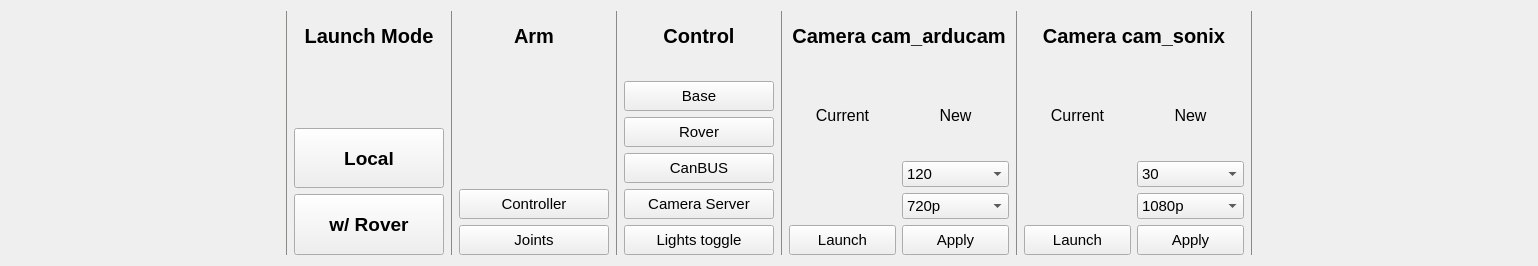
robotique-udes/rover, file rover_launch_control/resource/rover_launch_control.ui: the form before one commit.
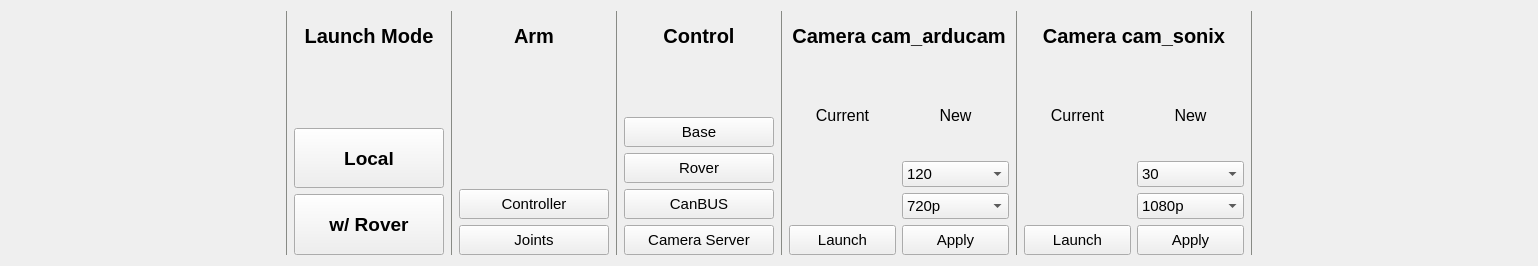
The form after the commit.

Commit message: Created ui for misc rover controls

```diff
--- a/rover_launch_control/resource/rover_launch_control.ui
+++ b/rover_launch_control/resource/rover_launch_control.ui
@@ -652,49 +652,6 @@
                  </property>
                 </widget>
                </item>
-               <item>
-                <widget class="QPushButton" name="pb_lights">
-                 <property name="sizePolicy">
-                  <sizepolicy hsizetype="Minimum" vsizetype="Fixed">
-                   <horstretch>0</horstretch>
-                   <verstretch>0</verstretch>
-                  </sizepolicy>
-                 </property>
-                 <property name="minimumSize">
-                  <size>
-                   <width>0</width>
-                   <height>30</height>
-                  </size>
-                 </property>
-                 <property name="cursor">
-                  <cursorShape>PointingHandCursor</cursorShape>
-                 </property>
-                 <property name="text">
-                  <string>Lights toggle</string>
-                 </property>
-                 <property name="iconSize">
-                  <size>
-                   <width>16</width>
-                   <height>16</height>
-                  </size>
-                 </property>
-                 <property name="checkable">
-                  <bool>false</bool>
-                 </property>
-                 <property name="checked">
-                  <bool>false</bool>
-                 </property>
-                 <property name="autoDefault">
-                  <bool>false</bool>
-                 </property>
-                 <property name="default">
-                  <bool>false</bool>
-                 </property>
-                 <property name="flat">
-                  <bool>false</bool>
-                 </property>
-                </widget>
-               </item>
               </layout>
              </item>
             </layout>
```
The commit also changes 18 other files.
